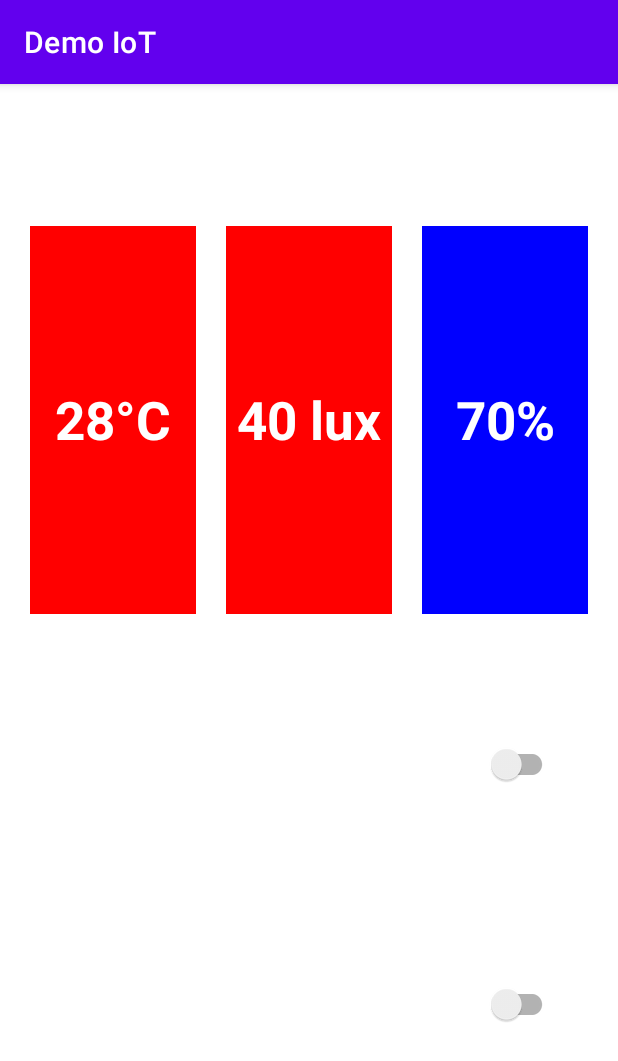
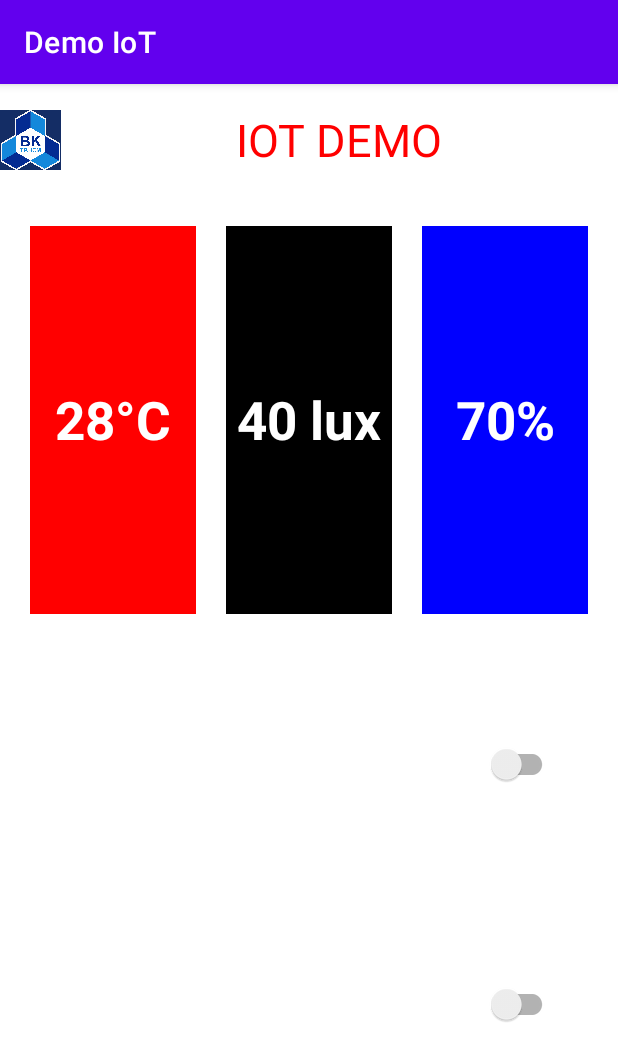
Before and after one commit to ngynmhieu/Lab_iot, an Android app: the screen it shows after launch (MainActivity), on a phone screen of 412 x 824 dp. Shown: the top 1061 px of the screen. Run offline under Robolectric (Android 15) with nearby library versions, the phone set to English and light mode, and no system bars; libraries missing offline, so code that uses them is left out: org.eclipse.paho; plain views replace LabeledSwitch; 13 statements that could not run were skipped.

Commit message:
update android studio

```diff
--- a/DemoIoT/app/src/main/java/bku/iot/demoiot/MQTTHelper.java
+++ b/DemoIoT/app/src/main/java/bku/iot/demoiot/MQTTHelper.java
@@ -18,12 +18,11 @@ import org.eclipse.paho.client.mqttv3.MqttMessage;
 public class MQTTHelper {
     public MqttAndroidClient mqttAndroidClient;
 
-    public final String[] arrayTopics = {"ngmhieu/feeds/cambien1", "ngmhieu/feeds/cambien2"
-            ,"ngmhieu/feeds/cambien3", "ngmhieu/feeds/nutnhan1", "ngmhieu/feeds/nutnhan2"};
+    public final String[] arrayTopics = {"ngmhieu/feeds/cambien1", "ngmhieu/feeds/cambien2","ngmhieu/feeds/cambien3", "ngmhieu/feeds/nutnhan1", "ngmhieu/feeds/nutnhan2"};
 
     final String clientId = "12345678";
     final String username = "ngmhieu";
-    final String password = "aio_vgJR84p4zVT4j6SrzRRxz4KKzla3";
+    final String password = "aio_boiH17Q993VHbRnl0w8sbc5svI3E";
 
     final String serverUri = "tcp://io.adafruit.com:1883";
 
--- a/DemoIoT/app/src/main/java/bku/iot/demoiot/MainActivity.java
+++ b/DemoIoT/app/src/main/java/bku/iot/demoiot/MainActivity.java
@@ -92,7 +92,7 @@ public class MainActivity extends AppCompatActivity {
                 else if (topic.contains("cambien2")){
                     txtHum.setText(message.toString() + "lux");
                 }else if (topic.contains("cambien3")){
-                    txtHum.setText(message.toString() + "%");
+                    txtLig.setText(message.toString() + "%");
                 } else if (topic.contains("nutnhan1")){
                     if (message.toString().equals("1")){
                         btnLed.setOn(true);
--- a/DemoIoT/app/src/main/res/layout/activity_main.xml
+++ b/DemoIoT/app/src/main/res/layout/activity_main.xml
@@ -11,6 +11,21 @@
         android:layout_width="match_parent"
         android:layout_height="0dp"
         android:layout_weight = "10">
+
+        <ImageView
+            android:layout_width="0dp"
+            android:layout_height="match_parent"
+            android:layout_weight="1"
+            android:src='@drawable/logo' />
+
+        <TextView
+            android:layout_width="0dp"
+            android:layout_height = "match_parent"
+            android:layout_weight="9"
+            android:text= "IOT DEMO"
+            android:textSize= "30dp"
+            android:gravity= "center"
+            android:textColor="#ff0000"/>
     </LinearLayout>
     <LinearLayout
         android:layout_width="match_parent"
@@ -35,11 +50,11 @@
             android:layout_width = "0dp"
             android:layout_height= "match_parent"
             android:layout_weight = "1"
-            android:background="#ff00"
+            android:background="#f000"
             android:text="40 lux"
             android:textSize = "35dp"
             android:textStyle="bold"
-            android:textColor="#ffff"
+            android:textColor="#fff"
             android:gravity="center"
             android:layout_marginTop="20dp"
             android:layout_marginBottom="20dp">
```
Also changed, not shown: DemoIoT/app/src/main/res/drawable/logo.jpg (added). Lines whose indentation alone changed are shown as unchanged.
